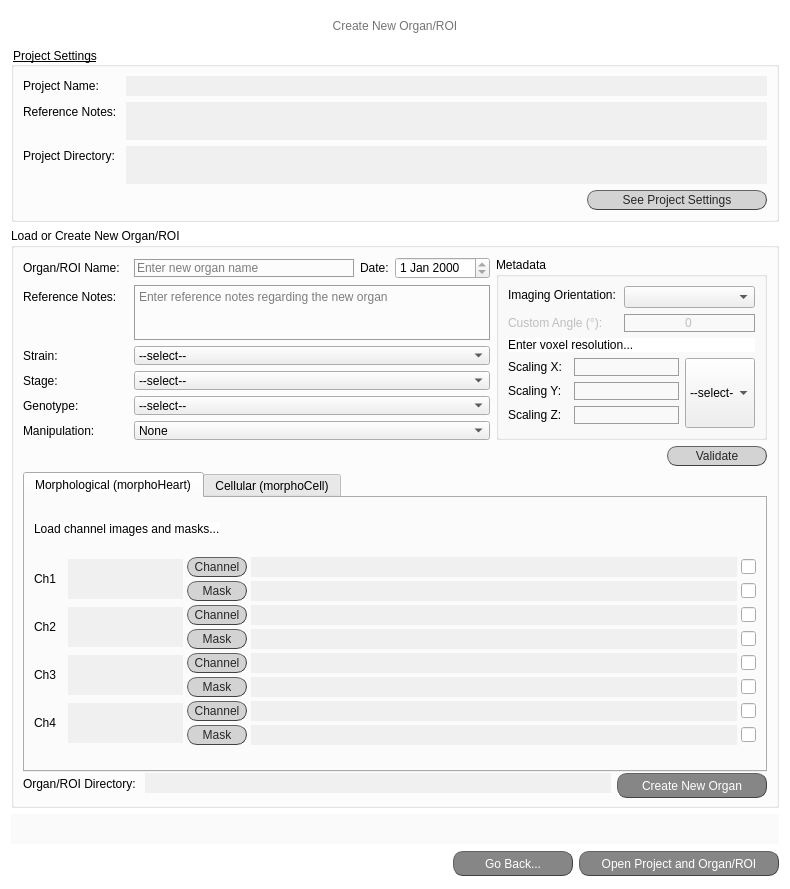
Old version of the form gui/create_organ_screen.ui in the repository jsanchez679/morphoHeart_rev.
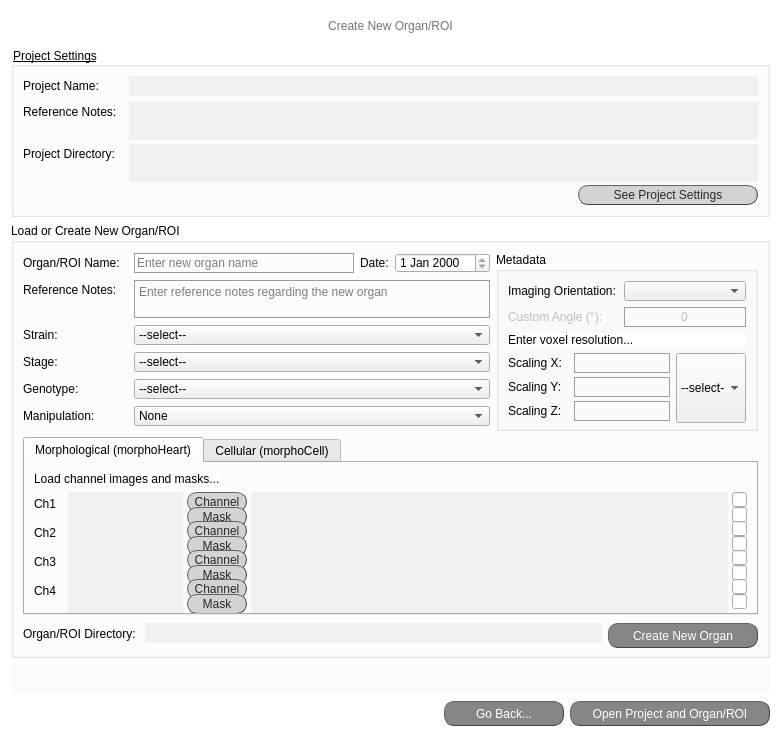
New version of the form.

Commit message: Added layout to all wins, loaded proj and organ to main win

```diff
--- a/gui/create_organ_screen.ui
+++ b/gui/create_organ_screen.ui
@@ -6,8 +6,8 @@
    <rect>
     <x>0</x>
     <y>0</y>
-    <width>790</width>
-    <height>889</height>
+    <width>781</width>
+    <height>739</height>
    </rect>
   </property>
   <property name="minimumSize">
@@ -95,6 +95,18 @@
    </item>
    <item>
     <widget class="QGroupBox" name="proj_settings">
+     <property name="minimumSize">
+      <size>
+       <width>0</width>
+       <height>170</height>
+      </size>
+     </property>
+     <property name="maximumSize">
+      <size>
+       <width>16777215</width>
+       <height>170</height>
+      </size>
+     </property>
      <property name="styleSheet">
       <string notr="true">QGroupBox#proj_settings{text-decoration: underline; font: 80 10pt &quot;Calibri Light&quot;;}
 </string>
@@ -107,7 +119,7 @@
        <widget class="QLabel" name="lab_proj_name">
         <property name="minimumSize">
          <size>
-          <width>0</width>
+          <width>100</width>
           <height>20</height>
          </size>
         </property>
@@ -175,7 +187,7 @@
        <widget class="QLabel" name="lab_ref_notes">
         <property name="minimumSize">
          <size>
-          <width>0</width>
+          <width>100</width>
           <height>20</height>
          </size>
         </property>
@@ -243,7 +255,7 @@
        <widget class="QLabel" name="lab_proj_dir">
         <property name="minimumSize">
          <size>
-          <width>0</width>
+          <width>100</width>
           <height>20</height>
          </size>
         </property>
@@ -415,13 +427,13 @@
                <property name="minimumSize">
                 <size>
                  <width>110</width>
-                 <height>18</height>
+                 <height>20</height>
                 </size>
                </property>
                <property name="maximumSize">
                 <size>
                  <width>110</width>
-                 <height>16777215</height>
+                 <height>20</height>
                 </size>
                </property>
                <property name="styleSheet">
@@ -446,13 +458,13 @@
                <property name="minimumSize">
                 <size>
                  <width>110</width>
-                 <height>0</height>
+                 <height>20</height>
                 </size>
                </property>
                <property name="maximumSize">
                 <size>
                  <width>16777215</width>
-                 <height>16777215</height>
+                 <height>20</height>
                 </size>
                </property>
                <property name="styleSheet">
@@ -474,13 +486,13 @@
                <property name="minimumSize">
                 <size>
                  <width>100</width>
-                 <height>18</height>
+                 <height>20</height>
                 </size>
                </property>
                <property name="maximumSize">
                 <size>
                  <width>100</width>
-                 <height>16777215</height>
+                 <height>20</height>
                 </size>
                </property>
                <property name="styleSheet">
@@ -496,6 +508,18 @@
                <property name="enabled">
                 <bool>false</bool>
                </property>
+               <property name="minimumSize">
+                <size>
+                 <width>0</width>
+                 <height>20</height>
+                </size>
+               </property>
+               <property name="maximumSize">
+                <size>
+                 <width>16777215</width>
+                 <height>20</height>
+                </size>
+               </property>
                <property name="focusPolicy">
                 <enum>Qt::StrongFocus</enum>
                </property>
@@ -550,6 +574,18 @@
               <layout class="QFormLayout" name="formLayout_3">
                <item row="0" column="1">
                 <widget class="QLineEdit" name="scaling_x">
+                 <property name="minimumSize">
+                  <size>
+                   <width>0</width>
+                   <height>20</height>
+                  </size>
+                 </property>
+                 <property name="maximumSize">
+                  <size>
+                   <width>16777215</width>
+                   <height>20</height>
+                  </size>
+                 </property>
                  <property name="focusPolicy">
                   <enum>Qt::StrongFocus</enum>
                  </property>
@@ -587,13 +623,13 @@
                  <property name="minimumSize">
                   <size>
                    <width>60</width>
-                   <height>18</height>
+                   <height>20</height>
                   </size>
                  </property>
                  <property name="maximumSize">
                   <size>
                    <width>60</width>
-                   <height>16777215</height>
+                   <height>20</height>
                   </size>
                  </property>
                  <property name="styleSheet">
@@ -606,6 +642,18 @@
                </item>
                <item row="1" column="1">
                 <widget class="QLineEdit" name="scaling_y">
+                 <property name="minimumSize">
+                  <size>
+                   <width>0</width>
+                   <height>20</height>
+                  </size>
+                 </property>
+                 <property name="maximumSize">
+                  <size>
+                   <width>16777215</width>
+                   <height>20</height>
+                  </size>
+                 </property>
                  <property name="focusPolicy">
                   <enum>Qt::StrongFocus</enum>
                  </property>
@@ -643,13 +691,13 @@
                  <property name="minimumSize">
                   <size>
                    <width>60</width>
-                   <height>18</height>
+                   <height>20</height>
                   </size>
                  </property>
                  <property name="maximumSize">
                   <size>
                    <width>60</width>
-                   <height>16777215</height>
+                   <height>20</height>
                   </size>
                  </property>
                  <property name="styleSheet">
@@ -662,6 +710,18 @@
                </item>
                <item row="2" column="1">
                 <widget class="QLineEdit" name="scaling_z">
+                 <property name="minimumSize">
+                  <size>
+                   <width>0</width>
+                   <height>20</height>
+                  </size>
+                 </property>
+                 <property name="maximumSize">
+                  <size>
+                   <width>16777215</width>
+                   <height>20</height>
+                  </size>
+                 </property>
                  <property name="focusPolicy">
                   <enum>Qt::StrongFocus</enum>
                  </property>
@@ -699,13 +759,13 @@
                  <property name="minimumSize">
                   <size>
                    <width>60</width>
-                   <height>18</height>
+                   <height>20</height>
                   </size>
                  </property>
                  <property name="maximumSize">
                   <size>
                    <width>60</width>
-                   <height>16777215</height>
+                   <height>20</height>
                   </size>
                  </property>
                  <property name="styleSheet">
@@ -779,13 +839,13 @@
             <property name="minimumSize">
              <size>
               <width>105</width>
-              <height>0</height>
+              <height>20</height>
              </size>
             </property>
             <property name="maximumSize">
              <size>
               <width>105</width>
-              <height>16777215</height>
+              <height>20</height>
              </size>
             </property>
             <property name="styleSheet">
@@ -803,7 +863,13 @@
               <property name="minimumSize">
                <size>
                 <width>220</width>
-                <height>0</height>
+                <height>20</height>
+               </size>
+              </property>
+              <property name="maximumSize">
+               <size>
+                <width>16777215</width>
+                <height>20</height>
                </size>
               </property>
               <property name="focusPolicy">
@@ -834,6 +900,18 @@
             </item>
             <item>
              <widget class="QLabel" name="lab_proj_name_2">
+              <property name="minimumSize">
+               <size>
+                <width>0</width>
+                <height>20</height>
+               </size>
+              </property>
+              <property name="maximumSize">
+               <size>
+                <width>16777215</width>
+                <height>20</height>
+               </size>
+              </property>
               <property name="styleSheet">
                <string notr="true">font: 25 10pt &quot;Calibri Light&quot;;</string>
               </property>
@@ -844,6 +922,18 @@
             </item>
             <item>
              <widget class="QDateEdit" name="dateEdit">
+              <property name="minimumSize">
+               <size>
+                <width>0</width>
+                <height>20</height>
+               </size>
+              </property>
+              <property name="maximumSize">
+               <size>
+                <width>16777215</width>
+                <height>20</height>
+               </size>
+              </property>
               <property name="styleSheet">
                <string notr="true">font: 25 9pt &quot;Calibri Light&quot;;</string>
               </property>
@@ -865,13 +955,13 @@
             <property name="minimumSize">
              <size>
               <width>105</width>
-              <height>0</height>
+              <height>20</height>
              </size>
             </property>
             <property name="maximumSize">
              <size>
               <width>105</width>
-              <height>16777215</height>
+              <height>20</height>
              </size>
             </property>
             <property name="styleSheet">
@@ -887,13 +977,13 @@
             <property name="minimumSize">
              <size>
               <width>341</width>
-              <height>50</height>
+              <height>38</height>
              </size>
             </property>
             <property name="maximumSize">
              <size>
               <width>16777215</width>
-              <height>80</height>
+              <height>38</height>
              </size>
             </property>
             <property name="styleSheet">
@@ -924,13 +1014,13 @@
             <property name="minimumSize">
              <size>
               <width>105</width>
-              <height>0</height>
+              <height>20</height>
              </size>
             </property>
             <property name="maximumSize">
              <size>
               <width>105</width>
-              <height>16777215</height>
+              <height>20</height>
              </size>
             </property>
             <property name="styleSheet">
@@ -955,13 +1045,13 @@
             <property name="minimumSize">
              <size>
               <width>341</width>
-              <height>19</height>
+              <height>20</height>
              </size>
             </property>
             <property name="maximumSize">
              <size>
               <width>16777215</width>
-              <height>19</height>
+              <height>20</height>
              </size>
             </property>
             <property name="styleSheet">
@@ -990,13 +1080,13 @@
             <property name="minimumSize">
              <size>
               <width>105</width>
-              <height>0</height>
+              <height>20</height>
              </size>
             </property>
             <property name="maximumSize">
              <size>
               <width>105</width>
-              <height>16777215</height>
+              <height>20</height>
              </size>
             </property>
             <property name="styleSheet">
@@ -1021,13 +1111,13 @@
             <property name="minimumSize">
              <size>
               <width>341</width>
-              <height>19</height>
+              <height>20</height>
              </size>
             </property>
             <property name="maximumSize">
              <size>
               <width>16777215</width>
-              <height>19</height>
+              <height>20</height>
              </size>
             </property>
             <property name="styleSheet">
@@ -1056,13 +1146,13 @@
             <property name="minimumSize">
              <size>
               <width>105</width>
-              <height>0</height>
+              <height>20</height>
              </size>
             </property>
             <property name="maximumSize">
              <size>
               <width>105</width>
-              <height>16777215</height>
+              <height>20</height>
              </size>
             </property>
             <property name="styleSheet">
@@ -1087,13 +1177,13 @@
             <property name="minimumSize">
              <size>
               <width>341</width>
-              <height>19</height>
+              <height>20</height>
              </size>
             </property>
             <property name="maximumSize">
              <size>
               <width>16777215</width>
-              <height>19</height>
+              <height>20</height>
              </size>
             </property>
             <property name="styleSheet">
@@ -1122,13 +1212,13 @@
             <property name="minimumSize">
              <size>
               <width>105</width>
-              <height>0</height>
+              <height>20</height>
              </size>
             </property>
             <property name="maximumSize">
              <size>
               <width>105</width>
-              <height>16777215</height>
+              <height>20</height>
              </size>
             </property>
             <property name="styleSheet">
@@ -1153,13 +1243,13 @@
             <property name="minimumSize">
              <size>
               <width>341</width>
-              <height>19</height>
+              <height>20</height>
              </size>
             </property>
             <property name="maximumSize">
              <size>
               <width>16777215</width>
-              <height>19</height>
+              <height>20</height>
              </size>
             </property>
             <property name="styleSheet">
@@ -1179,48 +1269,6 @@
           </item>
          </layout>
         </item>
-        <item row="1" column="1" alignment="Qt::AlignRight">
-         <widget class="QPushButton" name="button_validate_organ">
-          <property name="enabled">
-           <bool>true</bool>
-          </property>
-          <property name="minimumSize">
-           <size>
-            <width>100</width>
-            <height>20</height>
-           </size>
-          </property>
-          <property name="maximumSize">
-           <size>
-            <width>16777215</width>
-            <height>20</height>
-           </size>
-          </property>
-          <property name="autoFillBackground">
-           <bool>false</bool>
-          </property>
-          <property name="styleSheet">
-           <string notr="true">QPushButton{border-radius:10px;
-border-width: 1px;
-border-style: outset;
-border-color: rgb(66, 66, 66);
-background-color: rgb(211, 211, 211);
-color: rgb(39, 39, 39);
-font: 10pt &quot;Calibri Light&quot;;}
-
-QPushButton:hover{
-background-color: #eb6fbd;
-border-color: #672146
-}</string>
-          </property>
-          <property name="text">
-           <string>Validate</string>
-          </property>
-          <property name="checkable">
-           <bool>true</bool>
-          </property>
-         </widget>
-        </item>
        </layout>
       </item>
       <item>
@@ -1231,13 +1279,13 @@
         <property name="minimumSize">
          <size>
           <width>0</width>
-          <height>300</height>
+          <height>0</height>
          </size>
         </property>
         <property name="maximumSize">
          <size>
           <width>16777215</width>
-          <height>300</height>
+          <height>16777215</height>
          </size>
         </property>
         <property name="layoutDirection">
```
The commit also changes 13 other files.
